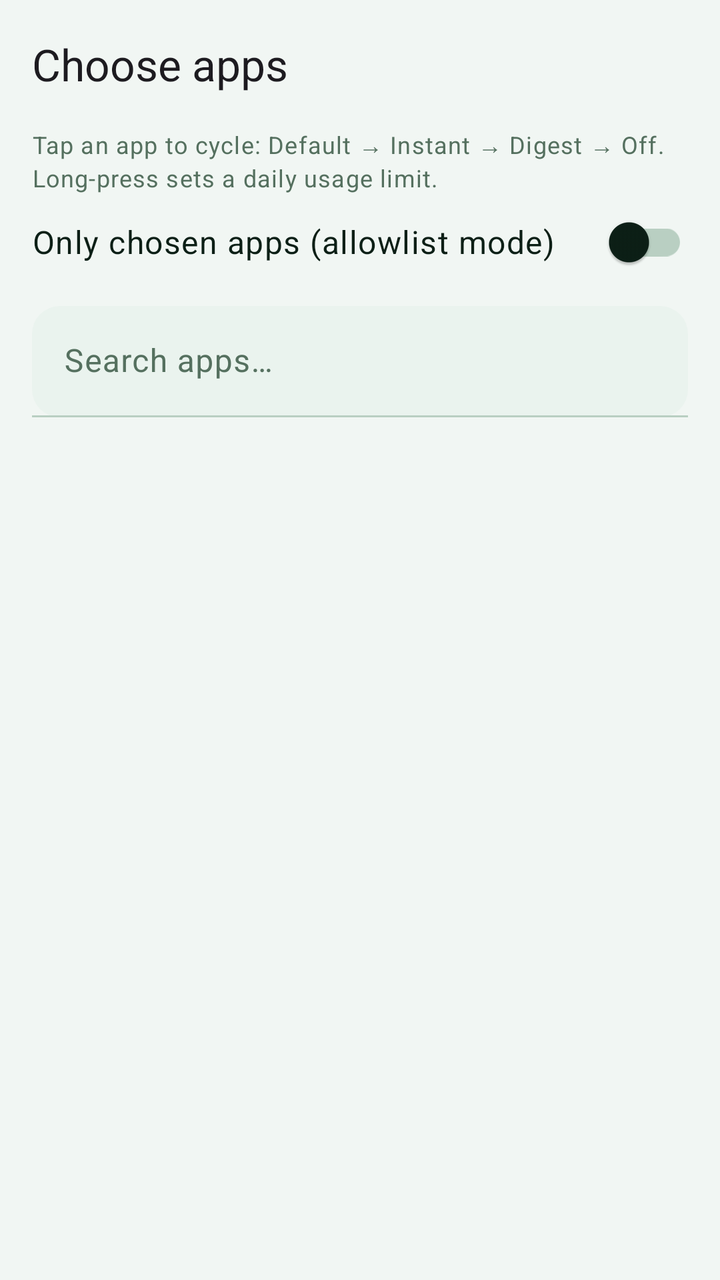
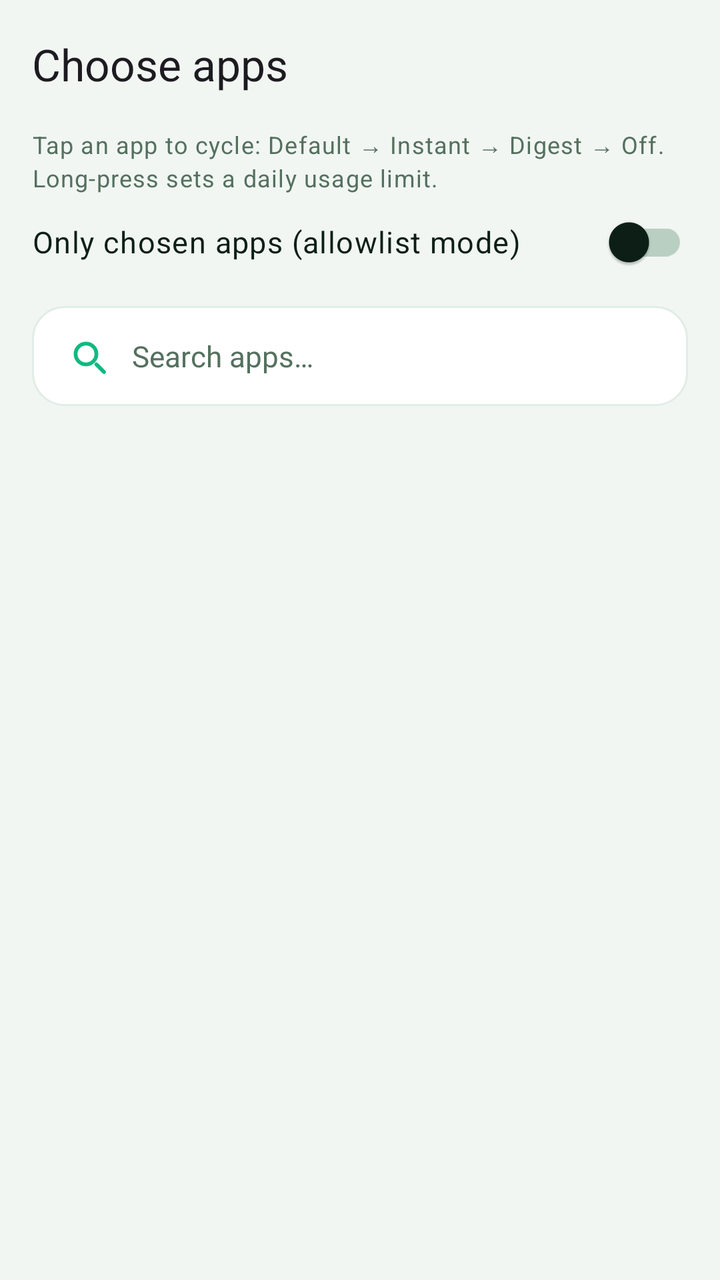

Screens rendered from an Android XML layout before and after an edit, with the pre-edit source and the edit as a unified diff.
<!-- AndroidManifest.xml: application theme Theme.PhoneLink -->
<!-- res/layout/activity_apps.xml -->
<?xml version="1.0" encoding="utf-8"?>
<LinearLayout xmlns:android="http://schemas.android.com/apk/res/android"
    xmlns:app="http://schemas.android.com/apk/res-auto"
    android:layout_width="match_parent"
    android:layout_height="match_parent"
    android:orientation="vertical">

    <com.google.android.material.appbar.MaterialToolbar
        android:layout_width="match_parent"
        android:layout_height="?attr/actionBarSize"
        app:title="@string/apps_title"
        app:titleTextAppearance="@style/TextAppearance.Material3.TitleLarge" />

    <LinearLayout
        android:layout_width="match_parent"
        android:layout_height="wrap_content"
        android:orientation="vertical"
        android:paddingStart="16dp"
        android:paddingEnd="16dp">

        <TextView
            style="@style/PL.BodySmall"
            android:text="@string/apps_hint" />

        <com.google.android.material.switchmaterial.SwitchMaterial
            android:id="@+id/swAllowlist"
            style="@style/PL.SwitchRow"
            android:text="@string/allowlist_label" />

        <com.google.android.material.textfield.TextInputLayout
            style="@style/PL.Field"
            android:hint="@string/hint_app_search">

            <com.google.android.material.textfield.TextInputEditText
                android:id="@+id/etAppSearch"
                android:layout_width="match_parent"
                android:layout_height="wrap_content"
                android:inputType="text"
                android:maxLines="1" />
        </com.google.android.material.textfield.TextInputLayout>
    </LinearLayout>

    <ListView
        android:id="@+id/lvApps"
        android:layout_width="match_parent"
        android:layout_height="0dp"
        android:layout_marginTop="8dp"
        android:layout_weight="1"
        android:divider="@null"
        android:dividerHeight="0dp" />
</LinearLayout>
<!-- resources referenced by this layout -->
<resources>
  <style name="PL.Field" parent="Widget.Material3.TextInputLayout.FilledBox">
          <item name="android:layout_width">match_parent</item>
          <item name="android:layout_height">wrap_content</item>
          <item name="android:layout_marginTop">8dp</item>
          <item name="boxBackgroundColor">@color/md_surfaceContainer</item>
          <item name="boxCornerRadiusTopStart">14dp</item>
          <item name="boxCornerRadiusTopEnd">14dp</item>
          <item name="boxCornerRadiusBottomStart">14dp</item>
          <item name="boxCornerRadiusBottomEnd">14dp</item>
      </style>
  <style name="PL.SwitchRow" parent="Widget.Material3.CompoundButton.Switch">
          <item name="android:layout_width">match_parent</item>
          <item name="android:layout_height">wrap_content</item>
          <item name="android:paddingTop">10dp</item>
          <item name="android:paddingBottom">10dp</item>
          <item name="android:textAppearance">@style/TextAppearance.Material3.BodyLarge</item>
          <item name="android:textColor">?attr/colorOnSurface</item>
      </style>
  <color name="md_primary">#10B981</color>
  <color name="md_onPrimary">#FFFFFF</color>
  <color name="md_secondary">#52665C</color>
  <color name="md_background">#F1F6F3</color>
  <color name="md_surface">#FFFFFF</color>
  <color name="md_onSurface">#0C1F16</color>
  <color name="md_outline">#B9CFC2</color>
  <style name="PL.BtnFilled" parent="Widget.Material3.Button">
          <item name="cornerRadius">14dp</item>
      </style>
  <style name="PL.BtnOutlined" parent="Widget.Material3.Button.OutlinedButton">
          <item name="cornerRadius">14dp</item>
      </style>
  <color name="md_error">#BA1A1A</color>
  <color name="md_onError">#FFFFFF</color>
  <!-- unchanged entries left out for length: 18 -->
</resources>

<!-- the commit's change to res/layout/activity_apps.xml (unified diff, before → after) -->
@@ -27,17 +27,14 @@
             style="@style/PL.SwitchRow"
             android:text="@string/allowlist_label" />
 
-        <com.google.android.material.textfield.TextInputLayout
-            style="@style/PL.Field"
-            android:hint="@string/hint_app_search">
-
-            <com.google.android.material.textfield.TextInputEditText
-                android:id="@+id/etAppSearch"
-                android:layout_width="match_parent"
-                android:layout_height="wrap_content"
-                android:inputType="text"
-                android:maxLines="1" />
-        </com.google.android.material.textfield.TextInputLayout>
+        <EditText
+            android:id="@+id/etAppSearch"
+            style="@style/PL.SearchBox"
+            android:layout_marginTop="8dp"
+            android:drawableStart="@drawable/ic_search"
+            android:hint="@string/hint_app_search"
+            android:inputType="text"
+            android:maxLines="1" />
     </LinearLayout>
 
     <ListView
<!-- resource entries referenced after the edit -->
@@ -1,23 +1,54 @@
 <!-- resources referenced by this layout -->
 <resources>
-  <style name="PL.Field" parent="Widget.Material3.TextInputLayout.FilledBox">
+  <!-- drawable ic_search (drawable) -->
+  <?xml version="1.0" encoding="utf-8"?>
+  <vector xmlns:android="http://schemas.android.com/apk/res/android"
+      android:width="24dp" android:height="24dp"
+      android:viewportWidth="24" android:viewportHeight="24">
+      <path android:pathData="M20,20l-3.8,-3.8"
+          android:fillColor="@android:color/transparent"
+          android:strokeColor="@color/pl_mint"
+          android:strokeWidth="1.9"
+          android:strokeLineCap="round"
+          android:strokeLineJoin="round" />
+      <path android:pathData="M5.8,11a5.2,5.2 0 1,0 10.4,0a5.2,5.2 0 1,0 -10.4,0"
+          android:fillColor="@android:color/transparent"
+          android:strokeColor="@color/pl_mint"
+          android:strokeWidth="1.9"
+          android:strokeLineCap="round"
+          android:strokeLineJoin="round" />
+  </vector>
+  <style name="PL.SearchBox" parent="Widget.AppCompat.EditText">
           <item name="android:layout_width">match_parent</item>
           <item name="android:layout_height">wrap_content</item>
-          <item name="android:layout_marginTop">8dp</item>
-          <item name="boxBackgroundColor">@color/md_surfaceContainer</item>
-          <item name="boxCornerRadiusTopStart">14dp</item>
-          <item name="boxCornerRadiusTopEnd">14dp</item>
-          <item name="boxCornerRadiusBottomStart">14dp</item>
-          <item name="boxCornerRadiusBottomEnd">14dp</item>
+          <item name="android:background">@drawable/bg_search</item>
+          <item name="android:drawablePadding">10dp</item>
+          <item name="android:maxLines">1</item>
+          <item name="android:paddingStart">16dp</item>
+          <item name="android:paddingEnd">16dp</item>
+          <item name="android:paddingTop">13dp</item>
+          <item name="android:paddingBottom">13dp</item>
+          <item name="android:textSize">14.5sp</item>
+          <item name="android:textColor">?attr/colorOnSurface</item>
+          <item name="android:textColorHint">?attr/colorOnSurfaceVariant</item>
       </style>
   <style name="PL.SwitchRow" parent="Widget.Material3.CompoundButton.Switch">
           <item name="android:layout_width">match_parent</item>
           <item name="android:layout_height">wrap_content</item>
-          <item name="android:paddingTop">10dp</item>
-          <item name="android:paddingBottom">10dp</item>
+          <item name="android:paddingTop">8dp</item>
+          <item name="android:paddingBottom">8dp</item>
+          <item name="android:textSize">15sp</item>
           <item name="android:textAppearance">@style/TextAppearance.Material3.BodyLarge</item>
           <item name="android:textColor">?attr/colorOnSurface</item>
       </style>
+  <color name="pl_mint">#10B981</color>
+  <!-- drawable bg_search (drawable) -->
+  <?xml version="1.0" encoding="utf-8"?>
+  <shape xmlns:android="http://schemas.android.com/apk/res/android" android:shape="rectangle">
+      <corners android:radius="16dp" />
+      <solid android:color="?attr/colorSurface" />
+      <stroke android:width="1dp" android:color="?attr/colorSurfaceVariant" />
+  </shape>
   <color name="md_primary">#10B981</color>
   <color name="md_onPrimary">#FFFFFF</color>
   <color name="md_secondary">#52665C</color>
@@ -26,10 +57,26 @@
   <color name="md_onSurface">#0C1F16</color>
   <color name="md_outline">#B9CFC2</color>
   <style name="PL.BtnFilled" parent="Widget.Material3.Button">
-          <item name="cornerRadius">14dp</item>
+          <item name="cornerRadius">15dp</item>
+          <item name="android:minHeight">48dp</item>
+          <item name="android:insetTop">0dp</item>
+          <item name="android:insetBottom">0dp</item>
+          <item name="android:paddingStart">16dp</item>
+          <item name="android:paddingEnd">16dp</item>
+          <item name="android:textSize">13.5sp</item>
+          <item name="android:maxLines">1</item>
+          <item name="android:ellipsize">end</item>
+          <item name="iconSize">20dp</item>
+          <item name="iconPadding">7dp</item>
       </style>
   <style name="PL.BtnOutlined" parent="Widget.Material3.Button.OutlinedButton">
-          <item name="cornerRadius">14dp</item>
+          <item name="cornerRadius">15dp</item>
+          <item name="android:minHeight">48dp</item>
+          <item name="android:insetTop">0dp</item>
+          <item name="android:insetBottom">0dp</item>
+          <item name="android:textSize">13.5sp</item>
+          <item name="android:maxLines">1</item>
+          <item name="android:ellipsize">end</item>
       </style>
   <color name="md_error">#BA1A1A</color>
   <color name="md_onError">#FFFFFF</color>
